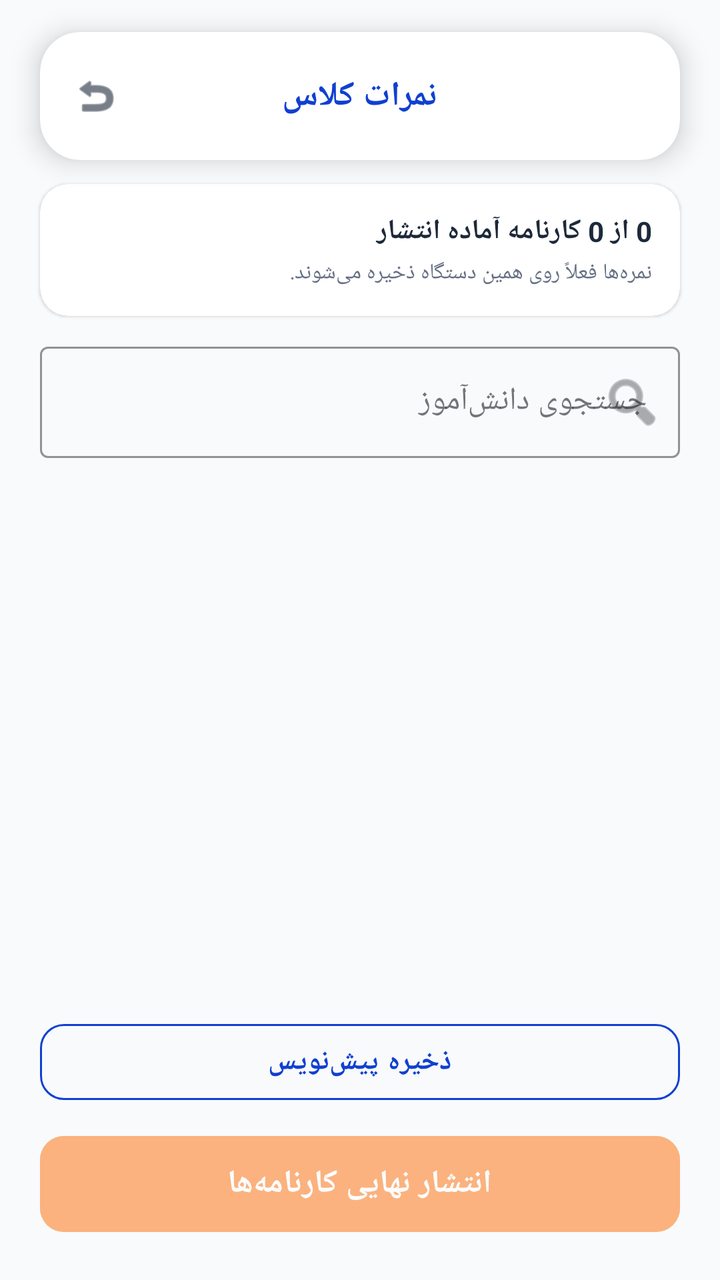
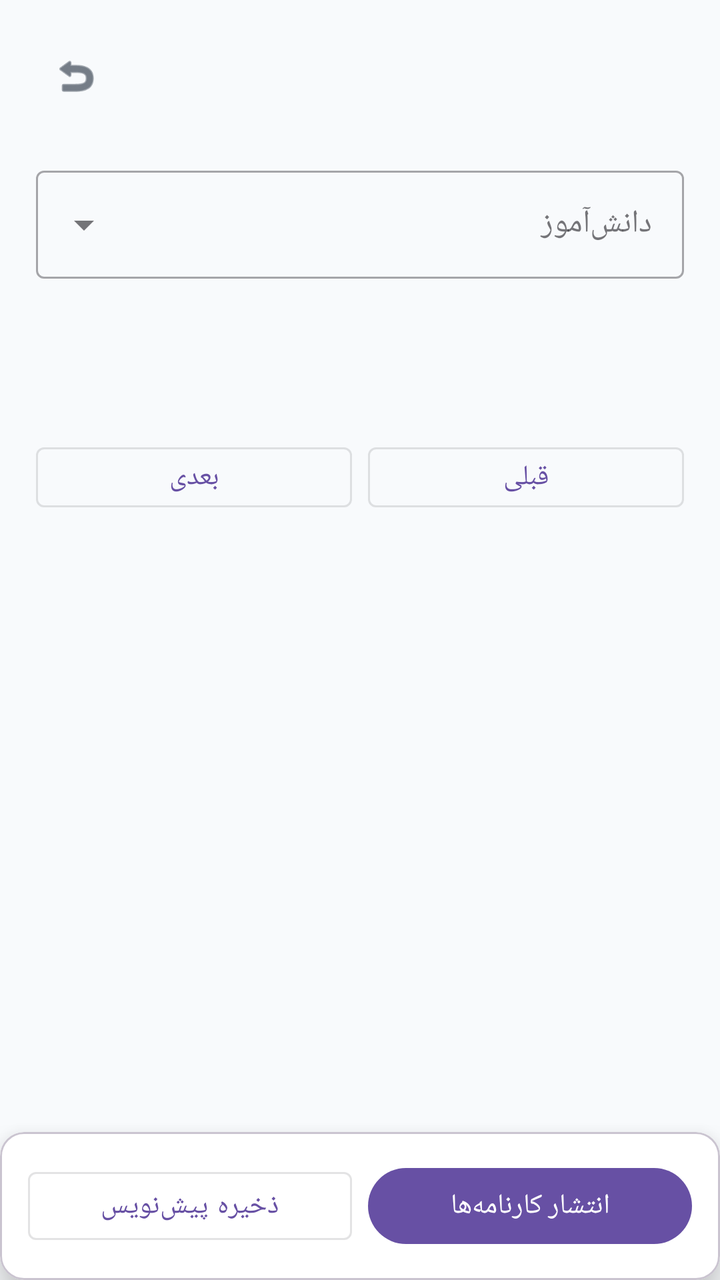

Screens rendered from an Android XML layout before and after an edit, with the pre-edit source and the edit as a unified diff.
<!-- AndroidManifest.xml: application theme Theme.BB -->
<!-- res/layout/activity_grade_entry.xml -->
<?xml version="1.0" encoding="utf-8"?>
<androidx.constraintlayout.widget.ConstraintLayout
    xmlns:android="http://schemas.android.com/apk/res/android"
    xmlns:app="http://schemas.android.com/apk/res-auto"
    android:layout_width="match_parent"
    android:layout_height="match_parent"
    android:fitsSystemWindows="true"
    android:background="@drawable/app_global_background"
    android:layoutDirection="rtl">

    <com.google.android.material.card.MaterialCardView
        android:id="@+id/entryToolbar"
        android:layout_width="match_parent"
        android:layout_height="64dp"
        android:layout_marginHorizontal="20dp"
        android:layout_marginTop="16dp"
        app:cardBackgroundColor="@color/card_background"
        app:cardCornerRadius="20dp"
        app:cardElevation="8dp"
        app:strokeWidth="0dp"
        app:layout_constraintTop_toTopOf="parent">

        <RelativeLayout
            android:layout_width="match_parent"
            android:layout_height="match_parent"
            android:layoutDirection="ltr">

            <ImageView
                android:id="@+id/btnEntryBack"
                android:layout_width="48dp"
                android:layout_height="48dp"
                android:layout_alignParentLeft="true"
                android:layout_centerVertical="true"
                android:layout_marginLeft="4dp"
                android:padding="12dp"
                android:src="@android:drawable/ic_menu_revert"
                android:background="?android:attr/selectableItemBackgroundBorderless"
                android:clickable="true"
                android:focusable="true"
                app:tint="@color/main_text" />

            <TextView
                android:id="@+id/txtClassTitle"
                android:layout_width="wrap_content"
                android:layout_height="wrap_content"
                android:layout_centerInParent="true"
                android:maxWidth="260dp"
                android:maxLines="2"
                android:ellipsize="end"
                android:gravity="center"
                android:text="نمرات کلاس"
                android:textColor="@color/title_blue"
                android:textSize="17sp"
                android:textStyle="bold" />
        </RelativeLayout>
    </com.google.android.material.card.MaterialCardView>

    <com.google.android.material.card.MaterialCardView
        android:id="@+id/cardGradeStatus"
        android:layout_width="match_parent"
        android:layout_height="wrap_content"
        android:layout_marginHorizontal="20dp"
        android:layout_marginTop="12dp"
        app:cardBackgroundColor="@color/card_background"
        app:cardCornerRadius="14dp"
        app:cardElevation="1dp"
        app:strokeWidth="0dp"
        app:layout_constraintTop_toBottomOf="@id/entryToolbar">

        <LinearLayout
            android:layout_width="match_parent"
            android:layout_height="wrap_content"
            android:orientation="vertical"
            android:padding="14dp">

            <TextView
                android:id="@+id/txtGradeProgress"
                android:layout_width="match_parent"
                android:layout_height="wrap_content"
                android:text="0 از 0 کارنامه آماده انتشار"
                android:textColor="@color/main_text"
                android:textSize="14sp"
                android:textStyle="bold" />

            <TextView
                android:id="@+id/txtGradeStorageHint"
                android:layout_width="match_parent"
                android:layout_height="wrap_content"
                android:layout_marginTop="4dp"
                android:text="نمره‌ها فعلاً روی همین دستگاه ذخیره می‌شوند."
                android:textColor="@color/sub_text"
                android:textSize="11sp" />
        </LinearLayout>
    </com.google.android.material.card.MaterialCardView>

    <com.google.android.material.textfield.TextInputLayout
        android:id="@+id/layoutSearchGradeStudent"
        style="@style/Widget.MaterialComponents.TextInputLayout.OutlinedBox"
        android:layout_width="match_parent"
        android:layout_height="wrap_content"
        android:layout_marginHorizontal="20dp"
        android:layout_marginTop="10dp"
        android:hint="جستجوی دانش‌آموز"
        app:boxStrokeColor="@color/title_blue"
        app:hintTextColor="@color/title_blue"
        app:startIconDrawable="@android:drawable/ic_menu_search"
        app:layout_constraintTop_toBottomOf="@id/cardGradeStatus">

        <com.google.android.material.textfield.TextInputEditText
            android:id="@+id/etSearchGradeStudent"
            android:layout_width="match_parent"
            android:layout_height="wrap_content"
            android:inputType="text"
            android:textColor="@color/main_text" />
    </com.google.android.material.textfield.TextInputLayout>

    <FrameLayout
        android:layout_width="match_parent"
        android:layout_height="0dp"
        android:layout_marginTop="8dp"
        app:layout_constraintTop_toBottomOf="@id/layoutSearchGradeStudent"
        app:layout_constraintBottom_toTopOf="@id/layoutGradeActions">

        <androidx.recyclerview.widget.RecyclerView
            android:id="@+id/recyclerStudents"
            android:layout_width="match_parent"
            android:layout_height="match_parent"
            android:clipToPadding="false"
            android:paddingHorizontal="16dp"
            android:paddingBottom="12dp" />

        <ProgressBar
            android:id="@+id/progressGrades"
            android:layout_width="48dp"
            android:layout_height="48dp"
            android:layout_gravity="center" />

        <TextView
            android:id="@+id/txtEmptyGrades"
            android:layout_width="wrap_content"
            android:layout_height="wrap_content"
            android:layout_gravity="center"
            android:text="دانش‌آموزی برای نمایش وجود ندارد"
            android:textColor="@color/sub_text"
            android:textSize="14sp"
            android:visibility="gone" />
    </FrameLayout>

    <LinearLayout
        android:id="@+id/layoutGradeActions"
        android:layout_width="match_parent"
        android:layout_height="wrap_content"
        android:layout_marginHorizontal="20dp"
        android:layout_marginBottom="20dp"
        android:orientation="vertical"
        app:layout_constraintBottom_toBottomOf="parent">

        <Button
            android:id="@+id/btnSaveDraft"
            style="@style/Widget.MaterialComponents.Button.OutlinedButton"
            android:layout_width="match_parent"
            android:layout_height="50dp"
            android:text="ذخیره پیش‌نویس"
            android:textColor="@color/title_blue"
            android:textStyle="bold"
            app:strokeColor="@color/title_blue"
            app:cornerRadius="12dp" />

        <Button
            android:id="@+id/btnPublishLayout"
            android:layout_width="match_parent"
            android:layout_height="56dp"
            android:layout_marginTop="8dp"
            android:text="انتشار نهایی کارنامه‌ها"
            android:textSize="16sp"
            android:textStyle="bold"
            android:textColor="#FFFFFF"
            android:backgroundTint="#FF6B00"
            android:enabled="false"
            android:alpha="0.5"
            app:cornerRadius="12dp" />
    </LinearLayout>

</androidx.constraintlayout.widget.ConstraintLayout>
<!-- resources referenced by this layout -->
<resources>
  <color name="card_background">#FFFFFF</color>
  <color name="main_text">#1D2939</color>
  <color name="sub_text">#667085</color>
  <color name="title_blue">#1040D1</color>
  <!-- drawable app_global_background (drawable) -->
  <?xml version="1.0" encoding="utf-8"?>
  <layer-list xmlns:android="http://schemas.android.com/apk/res/android">
      <item>
          <shape android:shape="rectangle">
              <solid android:color="#F8FAFC" />
          </shape>
      </item>
  </layer-list>
  <style name="Theme.BB" parent="Base.Theme.BB" />
  <style name="Base.Theme.BB" parent="Theme.Material3.DayNight.NoActionBar">
          <item name="android:windowBackground">@drawable/app_global_background</item>
  
          <item name="android:windowTranslucentStatus">false</item>
          <item name="android:windowDrawsSystemBarBackgrounds">true</item>
          <item name="android:statusBarColor">@android:color/transparent</item>
          <item name="android:navigationBarColor">@android:color/transparent</item>
  
          <item name="android:windowLightStatusBar">true</item>
      </style>
</resources>

<!-- the commit's change to res/layout/activity_grade_entry.xml (unified diff, before → after) -->
@@ -1,184 +1,27 @@
 <?xml version="1.0" encoding="utf-8"?>
-<androidx.constraintlayout.widget.ConstraintLayout
-    xmlns:android="http://schemas.android.com/apk/res/android"
-    xmlns:app="http://schemas.android.com/apk/res-auto"
-    android:layout_width="match_parent"
-    android:layout_height="match_parent"
-    android:fitsSystemWindows="true"
-    android:background="@drawable/app_global_background"
-    android:layoutDirection="rtl">
-
-    <com.google.android.material.card.MaterialCardView
-        android:id="@+id/entryToolbar"
-        android:layout_width="match_parent"
-        android:layout_height="64dp"
-        android:layout_marginHorizontal="20dp"
-        android:layout_marginTop="16dp"
-        app:cardBackgroundColor="@color/card_background"
-        app:cardCornerRadius="20dp"
-        app:cardElevation="8dp"
-        app:strokeWidth="0dp"
-        app:layout_constraintTop_toTopOf="parent">
-
-        <RelativeLayout
-            android:layout_width="match_parent"
-            android:layout_height="match_parent"
-            android:layoutDirection="ltr">
-
-            <ImageView
-                android:id="@+id/btnEntryBack"
-                android:layout_width="48dp"
-                android:layout_height="48dp"
-                android:layout_alignParentLeft="true"
-                android:layout_centerVertical="true"
-                android:layout_marginLeft="4dp"
-                android:padding="12dp"
-                android:src="@android:drawable/ic_menu_revert"
-                android:background="?android:attr/selectableItemBackgroundBorderless"
-                android:clickable="true"
-                android:focusable="true"
-                app:tint="@color/main_text" />
-
-            <TextView
-                android:id="@+id/txtClassTitle"
-                android:layout_width="wrap_content"
-                android:layout_height="wrap_content"
-                android:layout_centerInParent="true"
-                android:maxWidth="260dp"
-                android:maxLines="2"
-                android:ellipsize="end"
-                android:gravity="center"
-                android:text="نمرات کلاس"
-                android:textColor="@color/title_blue"
-                android:textSize="17sp"
-                android:textStyle="bold" />
-        </RelativeLayout>
-    </com.google.android.material.card.MaterialCardView>
-
-    <com.google.android.material.card.MaterialCardView
-        android:id="@+id/cardGradeStatus"
-        android:layout_width="match_parent"
-        android:layout_height="wrap_content"
-        android:layout_marginHorizontal="20dp"
-        android:layout_marginTop="12dp"
-        app:cardBackgroundColor="@color/card_background"
-        app:cardCornerRadius="14dp"
-        app:cardElevation="1dp"
-        app:strokeWidth="0dp"
-        app:layout_constraintTop_toBottomOf="@id/entryToolbar">
-
-        <LinearLayout
-            android:layout_width="match_parent"
-            android:layout_height="wrap_content"
-            android:orientation="vertical"
-            android:padding="14dp">
-
-            <TextView
-                android:id="@+id/txtGradeProgress"
-                android:layout_width="match_parent"
-                android:layout_height="wrap_content"
-                android:text="0 از 0 کارنامه آماده انتشار"
-                android:textColor="@color/main_text"
-                android:textSize="14sp"
-                android:textStyle="bold" />
-
-            <TextView
-                android:id="@+id/txtGradeStorageHint"
-                android:layout_width="match_parent"
-                android:layout_height="wrap_content"
-                android:layout_marginTop="4dp"
-                android:text="نمره‌ها فعلاً روی همین دستگاه ذخیره می‌شوند."
-                android:textColor="@color/sub_text"
-                android:textSize="11sp" />
+<androidx.constraintlayout.widget.ConstraintLayout xmlns:android="http://schemas.android.com/apk/res/android" xmlns:app="http://schemas.android.com/apk/res-auto"
+    android:layout_width="match_parent" android:layout_height="match_parent" android:background="@drawable/app_global_background">
+    <ImageView android:id="@+id/btnGradeBack" android:layout_width="48dp" android:layout_height="48dp" android:layout_margin="14dp" android:padding="12dp" android:src="@android:drawable/ic_menu_revert" app:tint="@color/main_text" app:layout_constraintStart_toStartOf="parent" app:layout_constraintTop_toTopOf="parent" />
+    <TextView android:id="@+id/txtGradeClassName" android:layout_width="0dp" android:layout_height="wrap_content" android:layout_marginHorizontal="70dp" android:gravity="center" android:maxLines="2" android:ellipsize="end" android:textColor="@color/title_blue" android:textSize="18sp" android:textStyle="bold" app:layout_constraintTop_toTopOf="@id/btnGradeBack" app:layout_constraintBottom_toBottomOf="@id/btnGradeBack" app:layout_constraintStart_toStartOf="parent" app:layout_constraintEnd_toEndOf="parent" />
+    <ScrollView android:layout_width="0dp" android:layout_height="0dp" app:layout_constraintTop_toBottomOf="@id/btnGradeBack" app:layout_constraintBottom_toTopOf="@id/gradeBottom" app:layout_constraintStart_toStartOf="parent" app:layout_constraintEnd_toEndOf="parent">
+        <LinearLayout android:layout_width="match_parent" android:layout_height="wrap_content" android:orientation="vertical" android:layoutDirection="rtl" android:padding="18dp">
+            <com.google.android.material.textfield.TextInputLayout style="@style/Widget.MaterialComponents.TextInputLayout.OutlinedBox.ExposedDropdownMenu" android:layout_width="match_parent" android:layout_height="wrap_content" android:hint="دانش‌آموز">
+                <com.google.android.material.textfield.MaterialAutoCompleteTextView android:id="@+id/dropdownGradeStudent" android:layout_width="match_parent" android:layout_height="54dp" android:inputType="none" android:gravity="right|center_vertical" />
+            </com.google.android.material.textfield.TextInputLayout>
+            <TextView android:id="@+id/txtGradeStudentMeta" android:layout_width="match_parent" android:layout_height="wrap_content" android:layout_marginTop="7dp" android:gravity="right" android:textColor="@color/sub_text" android:textSize="12sp" />
+            <LinearLayout android:id="@+id/containerGradeInputs" android:layout_width="match_parent" android:layout_height="wrap_content" android:layout_marginTop="12dp" android:orientation="vertical" />
+            <TextView android:id="@+id/txtGradeTotal" android:layout_width="match_parent" android:layout_height="wrap_content" android:layout_marginTop="12dp" android:gravity="right" android:textColor="@color/main_text" android:textSize="14sp" android:textStyle="bold" />
+            <LinearLayout android:layout_width="match_parent" android:layout_height="wrap_content" android:layout_marginTop="12dp" android:orientation="horizontal">
+                <com.google.android.material.button.MaterialButton android:id="@+id/btnPreviousStudent" style="@style/Widget.MaterialComponents.Button.OutlinedButton" android:layout_width="0dp" android:layout_height="42dp" android:layout_weight="1" android:text="قبلی" android:textAllCaps="false" />
+                <com.google.android.material.button.MaterialButton android:id="@+id/btnNextStudent" style="@style/Widget.MaterialComponents.Button.OutlinedButton" android:layout_width="0dp" android:layout_height="42dp" android:layout_marginStart="8dp" android:layout_weight="1" android:text="بعدی" android:textAllCaps="false" />
+            </LinearLayout>
+        </LinearLayout>
+    </ScrollView>
+    <com.google.android.material.card.MaterialCardView android:id="@+id/gradeBottom" android:layout_width="0dp" android:layout_height="wrap_content" app:cardBackgroundColor="@color/card_background" app:cardElevation="12dp" app:layout_constraintBottom_toBottomOf="parent" app:layout_constraintStart_toStartOf="parent" app:layout_constraintEnd_toEndOf="parent">
+        <LinearLayout android:layout_width="match_parent" android:layout_height="wrap_content" android:orientation="horizontal" android:padding="14dp">
+            <com.google.android.material.button.MaterialButton android:id="@+id/btnSaveDraft" style="@style/Widget.MaterialComponents.Button.OutlinedButton" android:layout_width="0dp" android:layout_height="46dp" android:layout_weight="1" android:text="ذخیره پیش‌نویس" android:textAllCaps="false" />
+            <com.google.android.material.button.MaterialButton android:id="@+id/btnPublishReports" android:layout_width="0dp" android:layout_height="46dp" android:layout_marginStart="8dp" android:layout_weight="1" android:text="انتشار کارنامه‌ها" android:textAllCaps="false" />
         </LinearLayout>
     </com.google.android.material.card.MaterialCardView>
-
-    <com.google.android.material.textfield.TextInputLayout
-        android:id="@+id/layoutSearchGradeStudent"
-        style="@style/Widget.MaterialComponents.TextInputLayout.OutlinedBox"
-        android:layout_width="match_parent"
-        android:layout_height="wrap_content"
-        android:layout_marginHorizontal="20dp"
-        android:layout_marginTop="10dp"
-        android:hint="جستجوی دانش‌آموز"
-        app:boxStrokeColor="@color/title_blue"
-        app:hintTextColor="@color/title_blue"
-        app:startIconDrawable="@android:drawable/ic_menu_search"
-        app:layout_constraintTop_toBottomOf="@id/cardGradeStatus">
-
-        <com.google.android.material.textfield.TextInputEditText
-            android:id="@+id/etSearchGradeStudent"
-            android:layout_width="match_parent"
-            android:layout_height="wrap_content"
-            android:inputType="text"
-            android:textColor="@color/main_text" />
-    </com.google.android.material.textfield.TextInputLayout>
-
-    <FrameLayout
-        android:layout_width="match_parent"
-        android:layout_height="0dp"
-        android:layout_marginTop="8dp"
-        app:layout_constraintTop_toBottomOf="@id/layoutSearchGradeStudent"
-        app:layout_constraintBottom_toTopOf="@id/layoutGradeActions">
-
-        <androidx.recyclerview.widget.RecyclerView
-            android:id="@+id/recyclerStudents"
-            android:layout_width="match_parent"
-            android:layout_height="match_parent"
-            android:clipToPadding="false"
-            android:paddingHorizontal="16dp"
-            android:paddingBottom="12dp" />
-
-        <ProgressBar
-            android:id="@+id/progressGrades"
-            android:layout_width="48dp"
-            android:layout_height="48dp"
-            android:layout_gravity="center" />
-
-        <TextView
-            android:id="@+id/txtEmptyGrades"
-            android:layout_width="wrap_content"
-            android:layout_height="wrap_content"
-            android:layout_gravity="center"
-            android:text="دانش‌آموزی برای نمایش وجود ندارد"
-            android:textColor="@color/sub_text"
-            android:textSize="14sp"
-            android:visibility="gone" />
-    </FrameLayout>
-
-    <LinearLayout
-        android:id="@+id/layoutGradeActions"
-        android:layout_width="match_parent"
-        android:layout_height="wrap_content"
-        android:layout_marginHorizontal="20dp"
-        android:layout_marginBottom="20dp"
-        android:orientation="vertical"
-        app:layout_constraintBottom_toBottomOf="parent">
-
-        <Button
-            android:id="@+id/btnSaveDraft"
-            style="@style/Widget.MaterialComponents.Button.OutlinedButton"
-            android:layout_width="match_parent"
-            android:layout_height="50dp"
-            android:text="ذخیره پیش‌نویس"
-            android:textColor="@color/title_blue"
-            android:textStyle="bold"
-            app:strokeColor="@color/title_blue"
-            app:cornerRadius="12dp" />
-
-        <Button
-            android:id="@+id/btnPublishLayout"
-            android:layout_width="match_parent"
-            android:layout_height="56dp"
-            android:layout_marginTop="8dp"
-            android:text="انتشار نهایی کارنامه‌ها"
-            android:textSize="16sp"
-            android:textStyle="bold"
-            android:textColor="#FFFFFF"
-            android:backgroundTint="#FF6B00"
-            android:enabled="false"
-            android:alpha="0.5"
-            app:cornerRadius="12dp" />
-    </LinearLayout>
-
+    <com.google.android.material.progressindicator.CircularProgressIndicator android:id="@+id/progressGradeEntry" android:layout_width="44dp" android:layout_height="44dp" android:visibility="gone" app:layout_constraintTop_toTopOf="parent" app:layout_constraintBottom_toBottomOf="parent" app:layout_constraintStart_toStartOf="parent" app:layout_constraintEnd_toEndOf="parent" />
 </androidx.constraintlayout.widget.ConstraintLayout>
